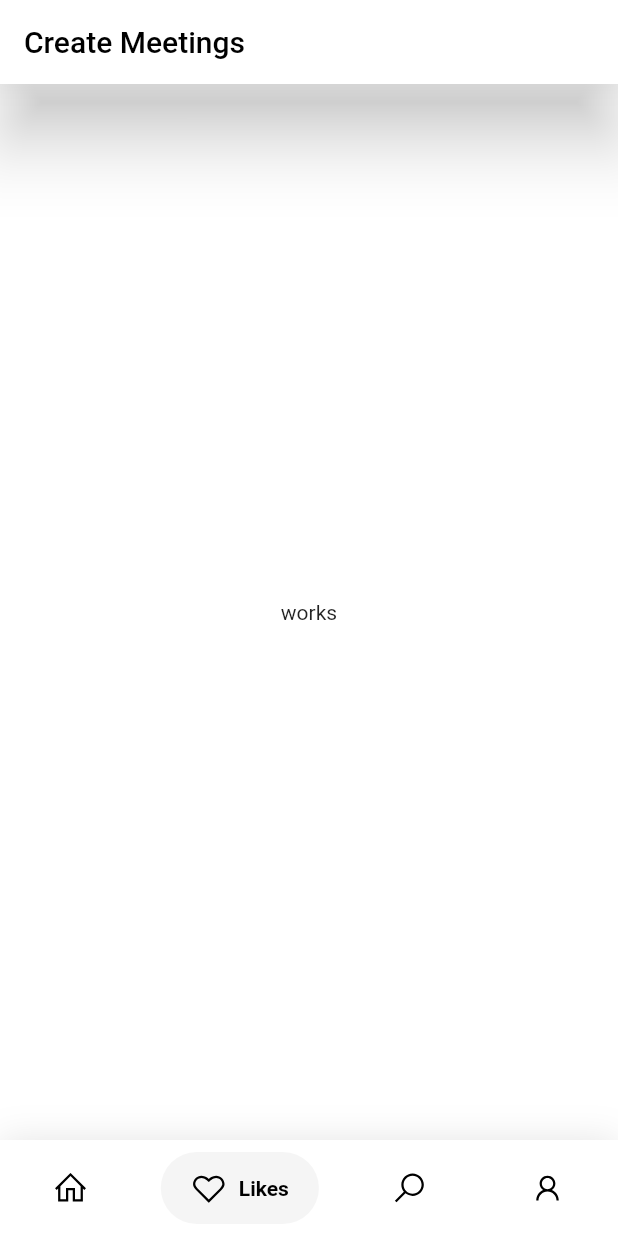
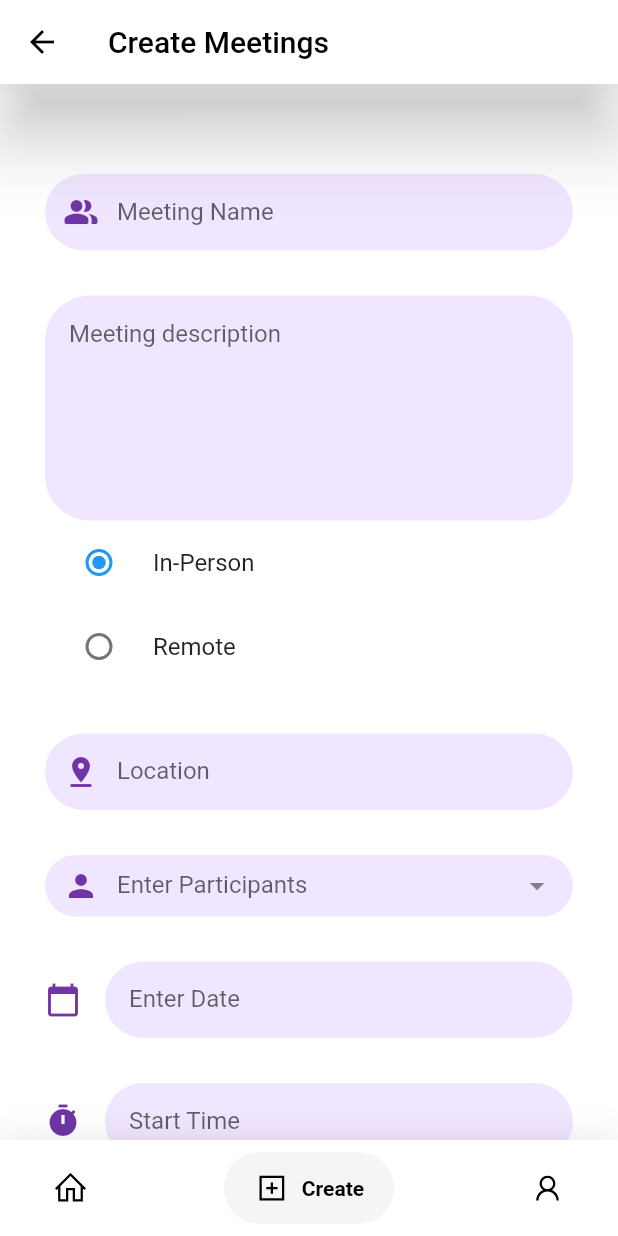
Before and after one commit to SachinKrishan/Smeet, a Flutter app: the screen it shows after launch, item 2 of the bottom bar chosen, on a phone screen of 412 x 824 dp. Run offline on Flutter 3.47's test engine with Material 2 defaults, Android fonts, the phone set to English and light mode, and no system bars; drawn by our look-alikes of dropdown_search, google_nav_bar; our stand-ins replace line_icons; network calls fail.

Commit message:
Added Screens and APIs to create meetings

```diff
--- /dev/null
+++ b/Frontend/smeet/lib/Screens/createMeeting/create_form.dart
@@ -0,0 +1,270 @@
+import 'package:flutter/material.dart';
+import 'package:http/http.dart' as http;
+import 'dart:convert';
+import 'package:intl/intl.dart';
+import 'package:dropdown_search/dropdown_search.dart';
+import 'package:smeet/Screens/home/home_scree.dart';
+
+//import '/Screens/login/login_screen.dart';
+
+class Meeting {
+  late String name;
+  late String description;
+  late String mode;
+  late String location;
+  late List<String> participants;
+  late String date;
+  late String fromTime;
+  late String toTime;
+
+  Meeting();
+}
+
+class CreateScreenForm extends StatefulWidget {
+  CreateScreenForm({Key? key}) : super(key: key);
+
+  @override
+  CreateScreenFormState createState() => CreateScreenFormState();
+}
+
+class CreateScreenFormState extends State<CreateScreenForm> {
+  TextEditingController dateController = TextEditingController();
+  TextEditingController searchController = TextEditingController();
+  final fromTimeController = TextEditingController();
+  final toTimeController = TextEditingController();
+
+  List<dynamic> searchResults = [];
+  List<String> selectedEmployees = [];
+  List<String> employees = [];
+  Meeting meeting = Meeting();
+
+
+  Future save() async {
+    final url = Uri.parse("http://172.20.2.246:8080/createMeeting");
+
+    final meetingData = {
+      "name": meeting.name,
+      "description": meeting.description,
+      "mode": meeting.mode,
+      "location": meeting.location,
+      "participants": meeting.participants,
+      "date": meeting.date,
+      "fromTime": meeting.fromTime,
+      "toTime": meeting.toTime
+    };
+
+    final res = await http.post(
+      url,
+      headers: <String, String>{
+        'Content-Type': 'application/json; charset=UTF-8',
+      },
+      body: jsonEncode(meetingData), // Convert your data to JSON
+    );
+
+    print(res.body);
+    Navigator.push(
+        context, MaterialPageRoute(builder: (context) => HomeScreen()));
+  }
+
+  Future<void> _searchEmployees(String query) async {
+    print("api called");
+    final response =
+        await http.get(Uri.parse('http://172.20.2.246:8080/search?q=$query'));
+    if (response.statusCode == 200) {
+      setState(() {
+        searchResults = json.decode(response.body);
+      });
+    }
+
+    for (var employee in searchResults) {
+      employees.add(employee["name"]);
+    }
+
+    print(employees);
+  }
+
+  @override
+  void initState() {
+    super.initState();
+    dateController.text = "";
+    _searchEmployees("");
+    meeting.mode = 'In-person';
+  }
+
+  @override
+  Widget build(BuildContext context) {
+    return Container(
+      padding: const EdgeInsets.symmetric(vertical: 30),
+      child: Form(
+        child: Container(
+          height: MediaQuery.of(context).size.height,
+          child: Column(
+            crossAxisAlignment: CrossAxisAlignment.start,
+            children: [
+              TextFormField(
+                onChanged: (value) {
+                  meeting.name = value;
+                },
+                decoration: const InputDecoration(
+                    label: Text("Meeting Name"),
+                    prefixIcon: Icon(Icons.people_alt_rounded)),
+              ),
+              const SizedBox(height: 30),
+              SizedBox(
+                height: 150,
+                child: TextFormField(
+                  onChanged: (value) {
+                    meeting.description = value;
+                  },
+                  textAlignVertical: TextAlignVertical.top,
+                  keyboardType: TextInputType.multiline,
+                  expands: true,
+                  maxLines: null,
+                  decoration: const InputDecoration(
+                    alignLabelWithHint: true,
+                    label: Text("Meeting description"),
+                    //prefixIcon: Icon(Icons.person_outline_rounded)),
+                  ),
+                ),
+              ),
+              RadioListTile(
+                title: const Text("In-Person"),
+                value: "In-person",
+                groupValue: meeting.mode,
+                onChanged: (value) {
+                  setState(() {
+                    meeting.mode = value != null ? value : "In-person";
+                  });
+                },
+              ),
+              RadioListTile(
+                title: const Text("Remote"),
+                value: "Remote",
+                groupValue: meeting.mode,
+                onChanged: (value) {
+                  setState(() {
+                    meeting.mode = value != null ? value : "In-person";
+                  });
+                },
+              ),
+              const SizedBox(height: 30),
+              TextFormField(
+                controller: TextEditingController(),
+                onChanged: (value) {
+                  meeting.location = value;
+                },
+                decoration: InputDecoration(
+                    labelText: meeting.mode == "In-person" ? "Location" : "Meet Link", prefixIcon: Icon(Icons.pin_drop)),
+              ),
+              const SizedBox(height: 30),
+              Expanded(
+                child: DropdownSearch<String>.multiSelection(
+                  items: employees,
+                  dropdownDecoratorProps: const DropDownDecoratorProps(
+                    dropdownSearchDecoration: InputDecoration(
+                        labelText: "Enter Participants",
+                        prefixIcon: Icon(Icons.person)),
+                  ),
+                  popupProps: PopupPropsMultiSelection.menu(
+                      showSearchBox: true,
+                      onItemAdded: (l, s) {
+                        meeting.participants.add(s);
+                      },
+                      onItemRemoved: (l, s) {
+                        meeting.participants.remove(s);
+                      }
+                ),
+              ),
+              ),
+              const SizedBox(height: 30),
+              TextField(
+                onChanged: (value) {
+                  setState(() {
+                    meeting.date = value;
+                  });
+                },
+                controller: dateController,
+                decoration: const InputDecoration(
+                    icon: Icon(Icons.calendar_today), labelText: "Enter Date"),
+                readOnly: true,
+                onTap: () async {
+                  DateTime? pickedDate = await showDatePicker(
+                    context: context,
+                    initialDate: DateTime.now(),
+                    firstDate: DateTime.now(),
+                    lastDate: DateTime(2101),
+                  );
+                  if (pickedDate != null) {
+                    String formattedDate =
+                        DateFormat("yyyy-MM-dd").format(pickedDate);
+
+                    setState(() {
+                      dateController.text = formattedDate.toString();
+                    });
+                  } else {
+                    print("Not selected");
+                  }
+                },
+              ),
+              const SizedBox(height: 30),
+              TextFormField(
+                onChanged: (value) {
+                  setState(() {
+                    meeting.fromTime = value;
+                  });
+                },
+                controller: fromTimeController,
+                decoration: const InputDecoration(
+                    icon: Icon(Icons.timer), labelText: "Start Time"),
+                readOnly: true,
+                onTap: () async {
+                  var fromTime = await showTimePicker(
+                      context: context, initialTime: TimeOfDay.now());
+
+                  if (fromTime != null) {
+                    setState(() {
+                      fromTimeController.text =
+                          "${fromTime.hour}:${fromTime.minute}";
+                    });
+                  }
+                },
+              ),
+              const SizedBox(height: 30),
+              TextFormField(
+                onChanged: (value) {
+                  setState(() {
+                    meeting.toTime = value;
+                  });
+                },
+                controller: toTimeController,
+                decoration: const InputDecoration(
+                    icon: Icon(Icons.timer), labelText: "End Time"),
+                readOnly: true,
+                onTap: () async {
+                  var toTime = await showTimePicker(
+                      context: context, initialTime: TimeOfDay.now());
+
+                  if (toTime != null) {
+                    setState(() {
+                      toTimeController.text = "${toTime.hour}:${toTime.minute}";
+                    });
+                  }
+                },
+              ),
+              const SizedBox(height: 30),
+              SizedBox(
+                width: double.infinity,
+                child: ElevatedButton(
+                  onPressed: () {
+                    save();
+                  },
+                  child: Text("Create Meet".toUpperCase()),
+                ),
+              )
+            ],
+          ),
+        ),
+      ),
+    );
+  }
+}
--- a/Frontend/smeet/lib/Screens/createMeeting/create_screen.dart
+++ b/Frontend/smeet/lib/Screens/createMeeting/create_screen.dart
@@ -1,27 +1,33 @@
 import 'package:flutter/material.dart';
+import '/Screens/createMeeting/create_form.dart';
 import '/Screens/bottom_navbar.dart';
 
-class CreateScreen extends StatefulWidget {
-  @override
-  _CreateScreen createState() => _CreateScreen();
-}
-
-class _CreateScreen extends State<CreateScreen> {
+class CreateMeetingScreen extends StatelessWidget {
+  const CreateMeetingScreen({Key? key}) : super(key: key);
 
   @override
   Widget build(BuildContext context) {
-    return Scaffold(
+    return SafeArea(
+      child: Scaffold(
           backgroundColor: Colors.white,
           appBar: AppBar(
             elevation: 20,
             title: const Text('Create Meetings'),
-          backgroundColor : Colors.white,
+            backgroundColor: Colors.white,
             foregroundColor: Colors.black,
           ),
-        body: Center(
-          child: Text("works" )
+          body: SingleChildScrollView(
+            child: Container(
+              padding: const EdgeInsets.all(30),
+              child: Column(
+                children: [
+                  CreateScreenForm(),
+                  //SignUpFooterWidget(),
+                ],
               ),
-        bottomNavigationBar: NavBar()
+            ),
+          ),
+          bottomNavigationBar: NavBar(selected: 1)),
     );
   }
 }
--- a/Frontend/smeet/lib/Screens/signup/signup_form.dart
+++ b/Frontend/smeet/lib/Screens/signup/signup_form.dart
@@ -1,7 +1,7 @@
 import 'package:flutter/material.dart';
 import 'package:http/http.dart' as http;
 import 'dart:convert';
-import 'package:smeet/Screens/login/login_screen.dart';
+import '/Screens/login/login_screen.dart';
 
 class User {
   String email;
--- a/Frontend/smeet/lib/main.dart
+++ b/Frontend/smeet/lib/main.dart
@@ -1,6 +1,6 @@
 import 'package:flutter/material.dart';
 //import 'Screens/login/login_screen.dart';
-//import 'package:smeet/Screens/home/home_scree.dart';
+import 'package:smeet/Screens/home/home_scree.dart';
 import '/Screens/createMeeting/create_screen.dart';
 import 'constants.dart';
 
@@ -39,7 +39,7 @@ class MyApp extends StatelessWidget {
               borderSide: BorderSide.none,
             ),
           )),
-      home: CreateScreen()
+      home: HomeScreen()
     );
   }
 }
--- a/Frontend/smeet/pubspec.yaml
+++ b/Frontend/smeet/pubspec.yaml
@@ -39,6 +39,8 @@ dependencies:
   http: ^1.1.0
   google_nav_bar: ^5.0.6
   line_icons: ^2.0.3
+  intl: ^0.18.1
+  dropdown_search: ^5.0.6
 
 dev_dependencies:
   flutter_test:
```
Also changed, not shown: Frontend/smeet/lib/Screens/bottom_navbar.dart (+43 -105 lines), Frontend/smeet/lib/Screens/home/home_scree.dart (+6 -26 lines), Frontend/smeet/pubspec.lock, 5 other files. Lines whose indentation alone changed are shown as unchanged.
